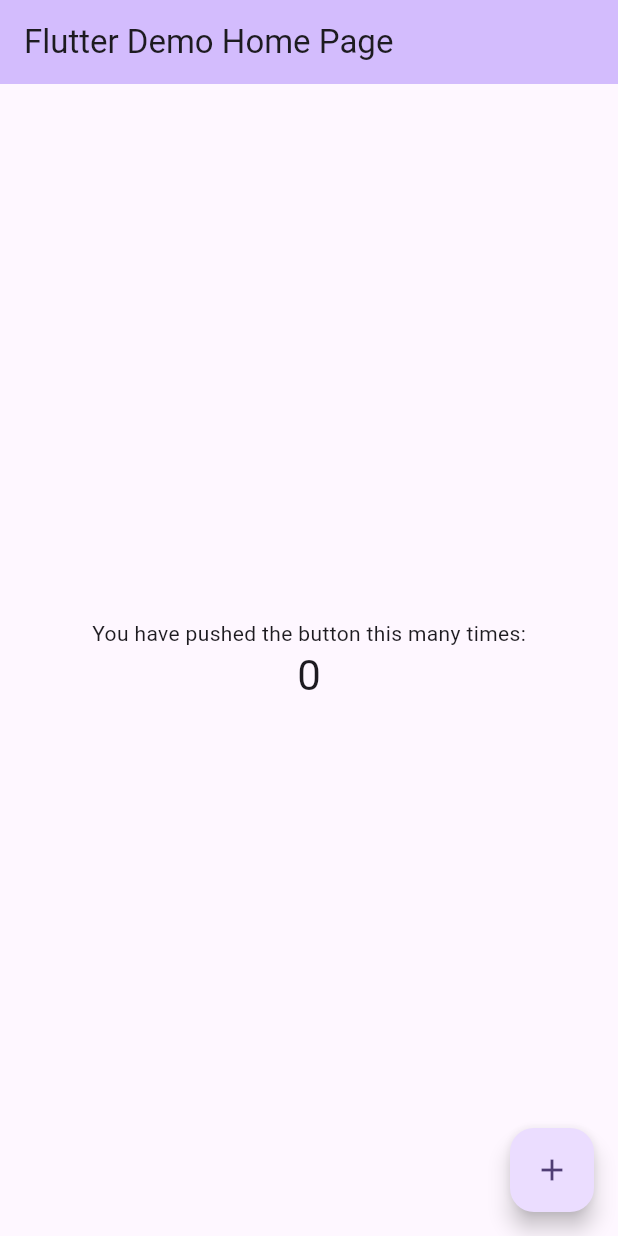
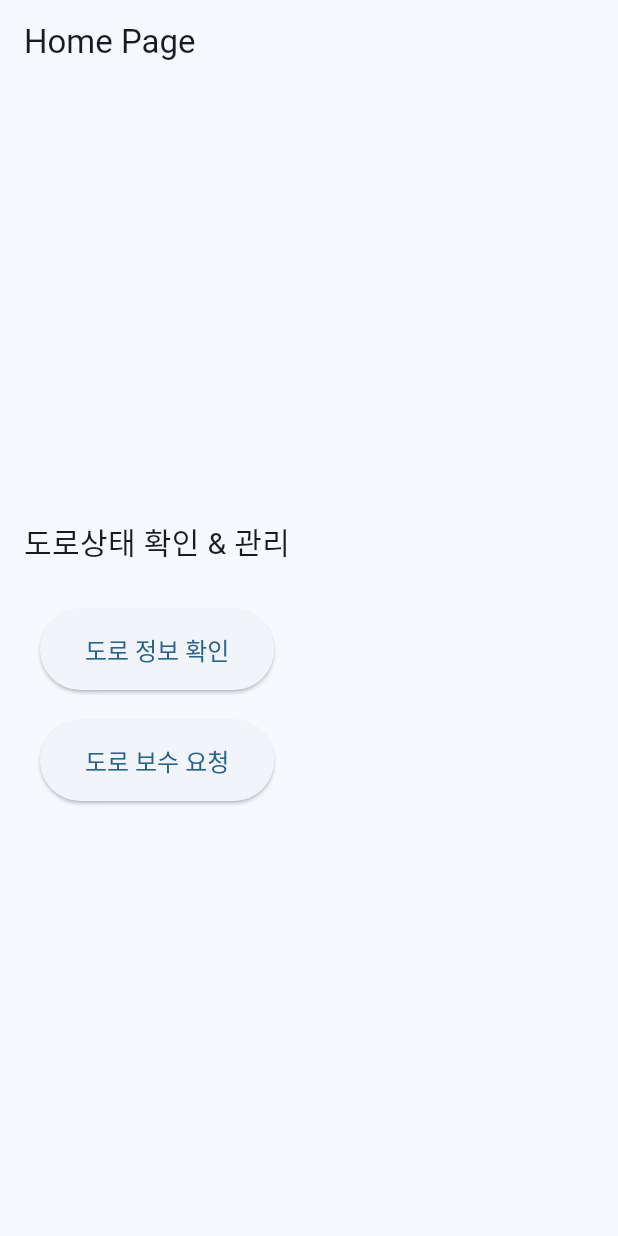
Before and after one commit to JMandoo1014/TrackON, a Flutter app: the screen it shows after launch, on a phone screen of 412 x 824 dp. Run offline on Flutter 3.47's test engine with Material 3 defaults, Android fonts, the phone set to English and light mode, and no system bars.

Commit message:
main page demo

```diff
--- a/lib/main.dart
+++ b/lib/main.dart
@@ -11,59 +11,59 @@ class MyApp extends StatelessWidget {
   @override
   Widget build(BuildContext context) {
     return MaterialApp(
-      title: 'Flutter Demo',
+      title: 'TrackON Demo',
       theme: ThemeData(
-        colorScheme: ColorScheme.fromSeed(seedColor: Colors.deepPurple),
+        colorScheme: ColorScheme.fromSeed(seedColor: Colors.lightBlue),
         useMaterial3: true,
       ),
-      home: const MyHomePage(title: 'Flutter Demo Home Page'),
+      home: HomePage(),
     );
   }
 }
 
-class MyHomePage extends StatefulWidget {
-  const MyHomePage({super.key, required this.title});
-
-  final String title;
-
-  @override
-  State<MyHomePage> createState() => _MyHomePageState();
-}
-
-class _MyHomePageState extends State<MyHomePage> {
-  int _counter = 0;
-
-  void _incrementCounter() {
-    setState(() {
-      _counter++;
-    });
-  }
+class HomePage extends StatelessWidget {
+  const HomePage({super.key});
 
   @override
   Widget build(BuildContext context) {
     return Scaffold(
       appBar: AppBar(
-        backgroundColor: Theme.of(context).colorScheme.inversePrimary,
-        title: Text(widget.title),
+        title: Text('Home Page'),
       ),
-      body: Center(
+      body: Padding(
+          padding: const EdgeInsets.all(16.0),
         child: Column(
           mainAxisAlignment: MainAxisAlignment.center,
           children: <Widget>[
-            const Text(
-              'You have pushed the button this many times:',
+            Text(
+              '도로상태 확인 & 관리',
+              style: TextStyle(fontSize: 20),
+              textAlign: TextAlign.center,
             ),
-            Text(
-              '$_counter',
-              style: Theme.of(context).textTheme.headlineMedium,
+            SizedBox(height: 30),
+            ElevatedButton(
+                onPressed: () {
+                  print('도로 정보 확인 버튼 클릭');
+                },
+                style: ElevatedButton.styleFrom(
+                  padding: EdgeInsets.symmetric(horizontal: 30, vertical: 15),
+                  textStyle: TextStyle(fontSize: 16),
+                ),
+                child: Text('도로 정보 확인'),
             ),
+            SizedBox(height: 20),
+            ElevatedButton(
+                onPressed: () {
+                  print('도로 보수 요청 버튼 클릭');
+                },
+                style: ElevatedButton.styleFrom(
+                  padding: EdgeInsets.symmetric(horizontal: 30, vertical: 15),
+                  textStyle: TextStyle(fontSize: 16),
+                ),
+                child: Text('도로 보수 요청'),
+            )
           ],
         ),
-      ),
-      floatingActionButton: FloatingActionButton(
-        onPressed: _incrementCounter,
-        tooltip: 'Increment',
-        child: const Icon(Icons.add),
       ),
     );
   }
```
